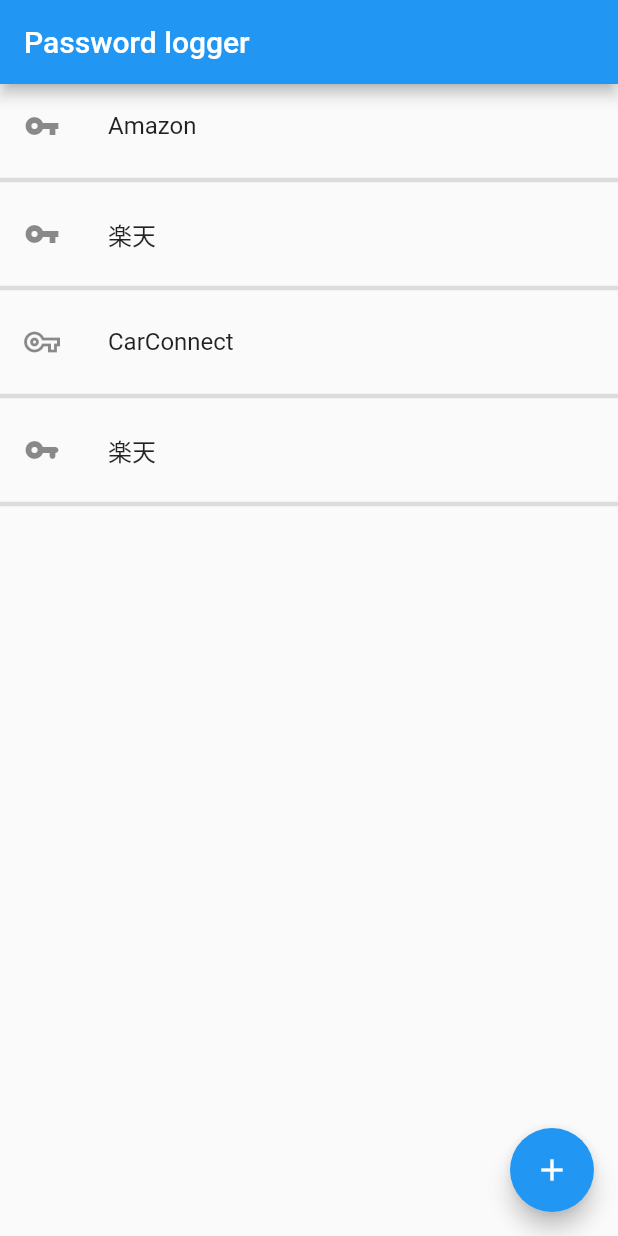
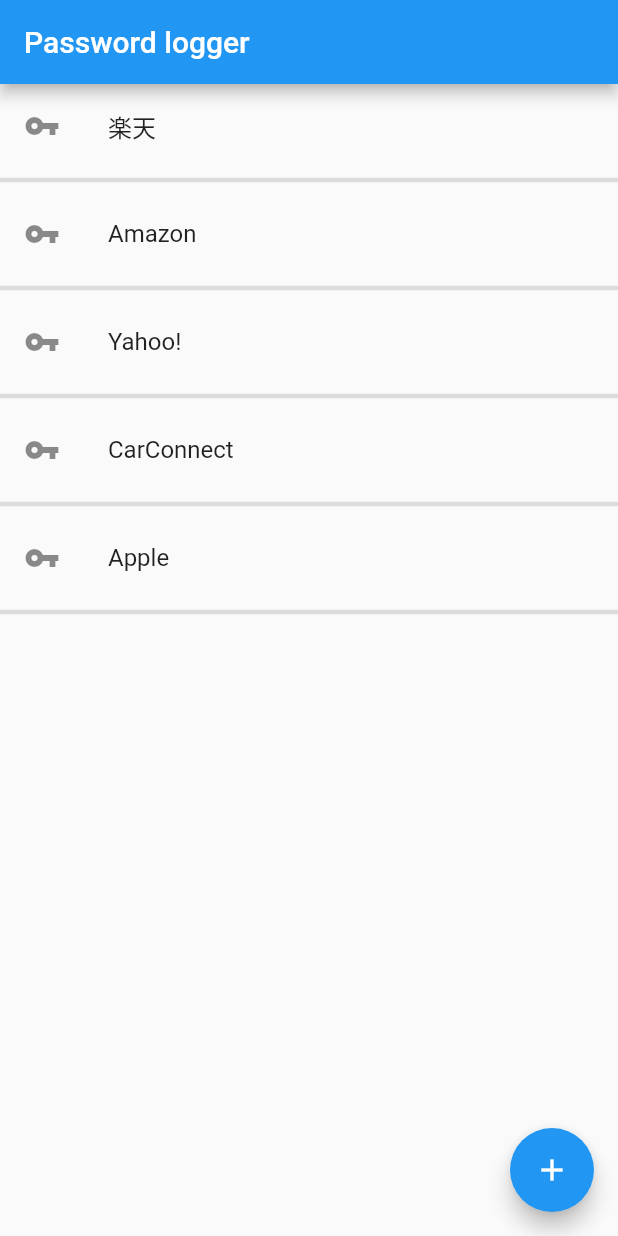
Before and after one commit to tkiyo86/Udemy_Flutter3days, a Flutter app: the screen it shows after launch, on a phone screen of 412 x 824 dp. Run offline on Flutter 3.47's test engine with Material 2 defaults, Android fonts, the phone set to English and light mode, and no system bars.

Commit message:
24,リストを動的に表示する itemBuilder return Column (表示内容) itemCountで表示回数を制御する

```diff
--- a/lib/main.dart
+++ b/lib/main.dart
@@ -28,7 +28,7 @@ class MyHomePage extends StatefulWidget {
 }
 
 class _MyHomePageState extends State<MyHomePage> {
-  List<String> titleList = ['Amazon', '楽天', 'Yahoo!','CarConnect'];
+  List<String> titleList = ['楽天', 'Amazon',  'Yahoo!', 'CarConnect', 'Apple'];
   int _counter = 0;
 
   void _incrementCounter() {
@@ -43,7 +43,8 @@ class _MyHomePageState extends State<MyHomePage> {
       appBar: AppBar(
         title: Text('Password logger'),
       ),
-      body: ListView(
+      // 表示をひとつひとつ書くやり方
+      /*body: ListView(
         children: [
           ListTile(
             leading: Icon(Icons.vpn_key),
@@ -62,19 +63,40 @@ class _MyHomePageState extends State<MyHomePage> {
           ),
           ListTile(
             leading: Icon(Icons.vpn_key_outlined),
-            title: Text('CarConnect'),
+            title: Text(titleList[2]),
           ),
           Divider(
             thickness: 3,
           ),
           ListTile(
             leading: Icon(Icons.vpn_key_rounded),
-            title: Text('楽天'),
+            title: Text(titleList[3]),
           ),
           Divider(
             thickness: 3,
           ),
         ],
+      ),*/
+     // 24動的に表示する、内容は上と同じ,returnに表示内容を書けばよい
+     // ただしreturnは一つの内容しか返せないので「ListTile＋Divider」をセットでWidgetにする
+     // Columnを使うとひとまとめにできる,itemCountで表示回数を制御する,titleList[i]にする
+     //
+     body: ListView.builder(
+       itemCount: titleList.length,
+       itemBuilder: (BuildContext context, int i){
+         return Column(
+             children: [
+               ListTile(
+                 leading: Icon(Icons.vpn_key),
+                 title: Text(titleList[i]),
+               ),
+               // 23, ここに区切り線を引きたい
+               Divider(
+               thickness: 3,
+               ),
+            ],
+         );
+       },
      ),
      floatingActionButton: FloatingActionButton(
        onPressed: _incrementCounter,
```
Lines whose indentation alone changed are shown as unchanged.
